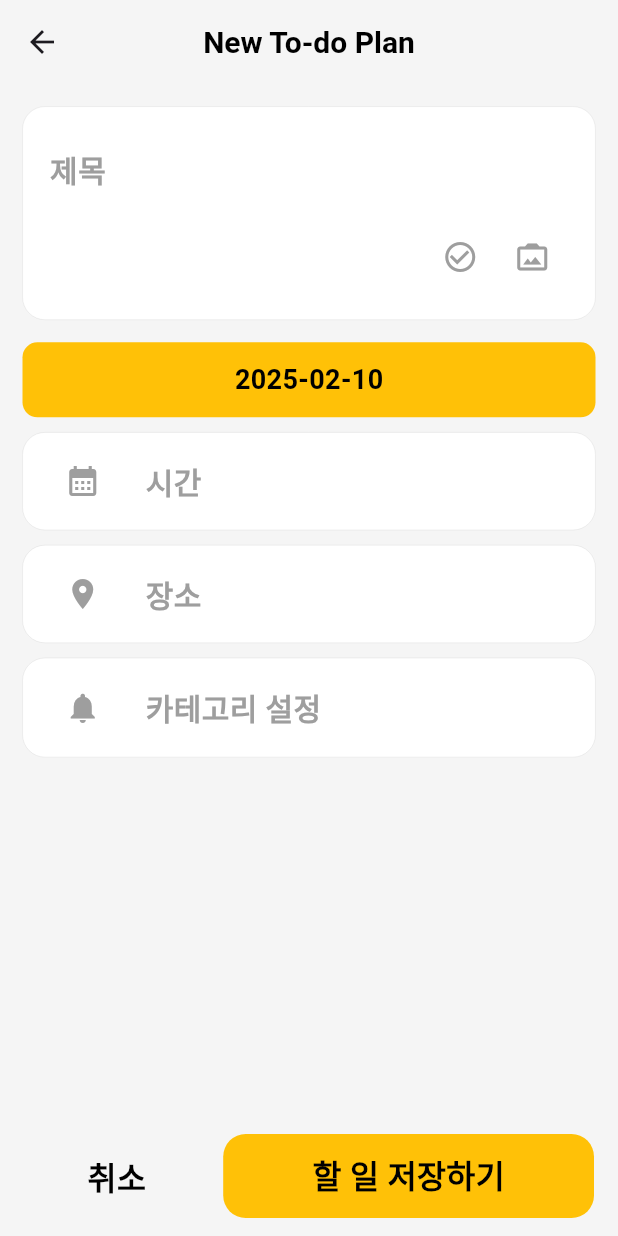
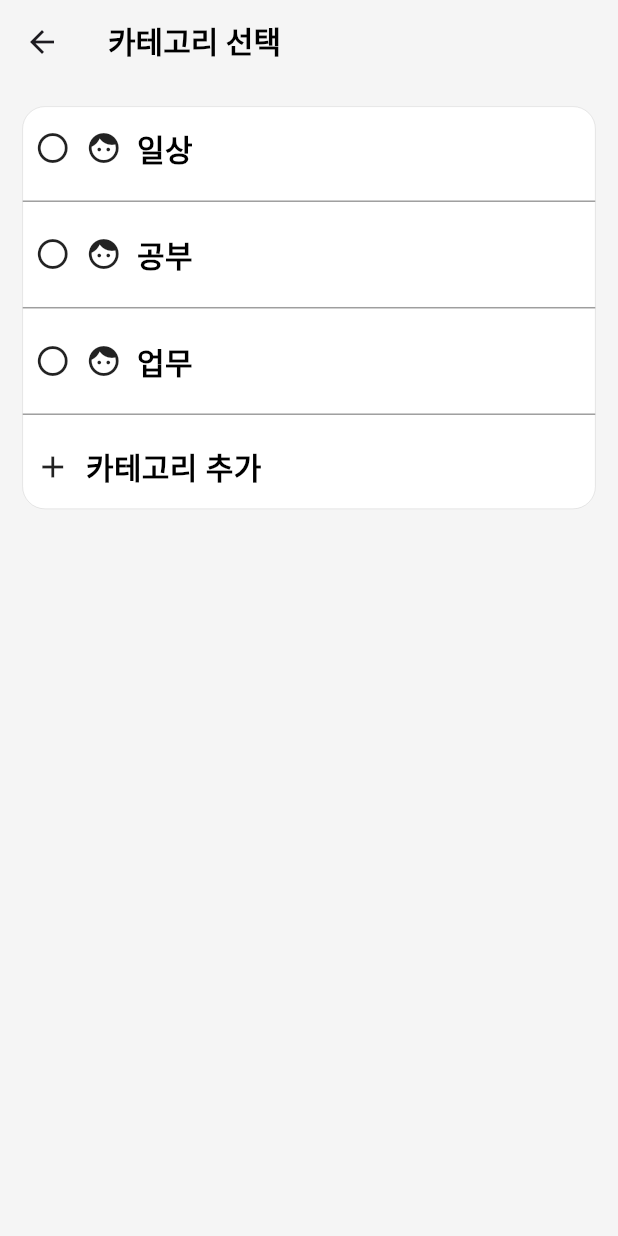
Before and after one commit to pre-per/todo_example, a Flutter app: the Makelist screen opened directly, after a tap on "카테고리 설정", on a phone screen of 412 x 824 dp. Run offline on Flutter 3.47's test engine with Material 3 defaults, Android fonts, the phone set to English and light mode, and no system bars; our stand-ins replace cloud_firestore, firebase_core, google_fonts; accounts and stored records are empty.

Commit message:
250210 category

```diff
--- a/lib/model/taskModel.dart
+++ b/lib/model/taskModel.dart
@@ -3,7 +3,6 @@ class Task {
   String title;
   DateTime date;
   String category;
-  List<String> checkTodo;
   bool isChecked;
 
   Task({
@@ -11,7 +10,6 @@ class Task {
     required this.title,
     required this.date,
     required this.category,
-    required this.checkTodo,
     this.isChecked = false,
   });
 
@@ -20,7 +18,6 @@ class Task {
       'title': title,
       'date': date.toIso8601String(),
       'isChecked': isChecked,
-      'checkTodo': checkTodo,
       'category': category,
     };
   }
@@ -32,7 +29,6 @@ class Task {
       date: DateTime.parse(map['date']),
       isChecked: map['isChecked'] ?? false,
       category: map['category'] ?? 'no category',
-      checkTodo: map['checkTodo'] ?? [],
     );
   }
 }
--- /dev/null
+++ b/lib/screen/categorySetting.dart
@@ -0,0 +1,108 @@
+import 'package:flutter/material.dart';
+import 'package:todo_example/const/colors.dart';
+
+class Categorysetting extends StatelessWidget {
+  const Categorysetting({super.key});
+
+  @override
+  Widget build(BuildContext context) {
+    return Scaffold(
+      appBar: RenderCategoryAppBar(),
+      backgroundColor: BACKGROUND_COLOR,
+      body: Padding(
+        padding: const EdgeInsets.all(15.0),
+        child: IntrinsicHeight(
+          child: Container(
+            decoration: BoxDecoration(
+              color: Colors.white,
+              border: Border.all(color: Colors.grey, width: 0.15),
+              borderRadius: BorderRadius.circular(15.0),
+            ),
+            child: Column(
+              children: [
+                RenderCategorySelectButton(text: '일상'),
+                Divider(color: Colors.grey),
+                RenderCategorySelectButton(text: '공부'),
+                Divider(color: Colors.grey),
+                RenderCategorySelectButton(text: '업무'),
+                Divider(color: Colors.grey),
+                RenderCategoryAddButton(),
+              ],
+            ),
+          ),
+        ),
+      ),
+    );
+  }
+}
+
+AppBar RenderCategoryAppBar() {
+  return AppBar(
+    backgroundColor: BACKGROUND_COLOR,
+    title: Text('카테고리 선택', style: S20W600_BLACK),
+  );
+}
+
+class RenderCategorySelectButton extends StatefulWidget {
+  String text;
+
+  RenderCategorySelectButton({required this.text, super.key});
+
+  @override
+  State<RenderCategorySelectButton> createState() =>
+      _RenderCategorySelectButtonState();
+}
+
+class _RenderCategorySelectButtonState
+    extends State<RenderCategorySelectButton> {
+  bool _isSelected = false;
+
+  @override
+  Widget build(BuildContext context) {
+    return Container(
+      width: MediaQuery.of(context).size.width,
+      height: 55.0,
+      color: Colors.transparent,
+      child: Padding(
+        padding: const EdgeInsets.all(8.0),
+        child: Center(
+          child: Row(
+            crossAxisAlignment: CrossAxisAlignment.center,
+            children: [
+              Icon((_isSelected)
+                  ? Icons.radio_button_checked
+                  : Icons.radio_button_unchecked),
+              SizedBox(width: 10.0),
+              Icon(Icons.face),
+              SizedBox(width: 10.0),
+              Text(widget.text, style: S20W600_BLACK),
+            ],
+          ),
+        ),
+      ),
+    );
+  }
+}
+
+class RenderCategoryAddButton extends StatelessWidget {
+  const RenderCategoryAddButton({super.key});
+
+  @override
+  Widget build(BuildContext context) {
+    return Container(
+      width: MediaQuery.of(context).size.width,
+      height: 55.0,
+      color: Colors.transparent,
+      child: Padding(
+        padding: const EdgeInsets.all(8.0),
+        child: Row(
+          children: [
+            Icon(Icons.add),
+            SizedBox(width: 10.0),
+            Text('카테고리 추가', style: S20W600_BLACK),
+          ],
+        ),
+      ),
+    );
+  }
+}
--- a/lib/screen/makeTask.dart
+++ b/lib/screen/makeTask.dart
@@ -3,6 +3,7 @@ import 'package:todo_example/const/colors.dart';
 import 'package:todo_example/provider/taskProvider.dart';
 import 'package:provider/provider.dart';
 import 'package:todo_example/model/taskModel.dart';
+import 'package:todo_example/screen/categorySetting.dart';
 import 'package:uuid/uuid.dart';
 
 class Makelist extends StatelessWidget {
@@ -12,7 +13,6 @@ class Makelist extends StatelessWidget {
     title: 'Empty Title',
     date: DateTime.now(),
     category: 'no category',
-    checkTodo: [],
   );
 
   Makelist({super.key});
@@ -67,12 +67,6 @@ class Makelist extends StatelessWidget {
                             return (value == null) ? '값을 입력하세요' : null;
                           },
                         ),
-                        /* ListView.builder(
-                          itemCount: taskProvider.tasks.length,
-                          itemBuilder: (context, index) {
-                            return RenderTodoTextFormField(task: taskProvider.tasks[index]);
-                          },
-                        ), */
                         SizedBox(height: 10.0),
                         Row(
                           mainAxisAlignment: MainAxisAlignment.end,
@@ -91,8 +85,7 @@ class Makelist extends StatelessWidget {
                     ),
                   ),
                 ),
-                const SizedBox(height: 10.0),
-                const SizedBox(height: 5.0),
+                const SizedBox(height: 15.0),
                 GestureDetector(
                   onTap: () async {
                     DateTime? selectedDate = await showDatePicker(
@@ -116,7 +109,7 @@ class Makelist extends StatelessWidget {
                     ),
                   ),
                 ),
-                const SizedBox(height: 10.0),
+                const SizedBox(height: 15.0),
                 GestureDetector(
                   onTap: () {},
                   child: RenderTaskListTile(icon: Icons.calendar_month, text: '시간'),
@@ -128,7 +121,11 @@ class Makelist extends StatelessWidget {
                 ),
                 const SizedBox(height: 10.0),
                 GestureDetector(
-                  onTap: () {},
+                  onTap: () {
+                    Navigator.of(context).push(
+                      MaterialPageRoute(builder: (_) => Categorysetting())
+                    );
+                  },
                   child: RenderTaskListTile(icon: Icons.notifications, text: '카테고리 설정'),
                 ),
               ],
```
